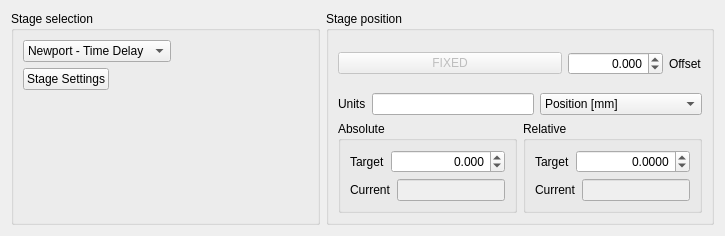
First picture: the form in panels/ui/stageControl.ui, repository Attolab/SC-TDC, before the edit.
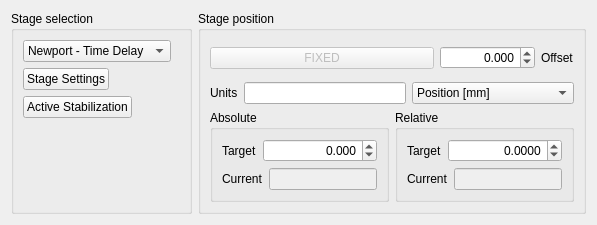
Second picture: the form after the edit.

The edit to the form file:
```diff
--- a/panels/ui/stageControl.ui
+++ b/panels/ui/stageControl.ui
@@ -6,8 +6,8 @@
    <rect>
     <x>0</x>
     <y>0</y>
-    <width>725</width>
-    <height>236</height>
+    <width>597</width>
+    <height>225</height>
    </rect>
   </property>
   <property name="sizePolicy">
@@ -59,6 +59,22 @@
         </property>
        </widget>
       </item>
+      <item>
+       <widget class="QPushButton" name="activeStab_pushButton">
+        <property name="sizePolicy">
+         <sizepolicy hsizetype="Maximum" vsizetype="Fixed">
+          <horstretch>0</horstretch>
+          <verstretch>0</verstretch>
+         </sizepolicy>
+        </property>
+        <property name="text">
+         <string>Active Stabilization</string>
+        </property>
+        <property name="checkable">
+         <bool>true</bool>
+        </property>
+       </widget>
+      </item>
       <item>
        <spacer name="verticalSpacer">
         <property name="orientation">
```
